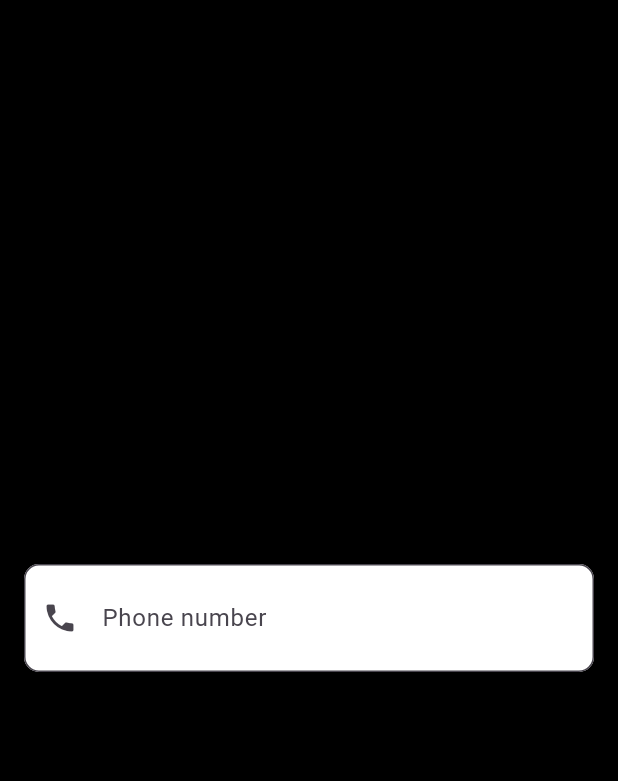
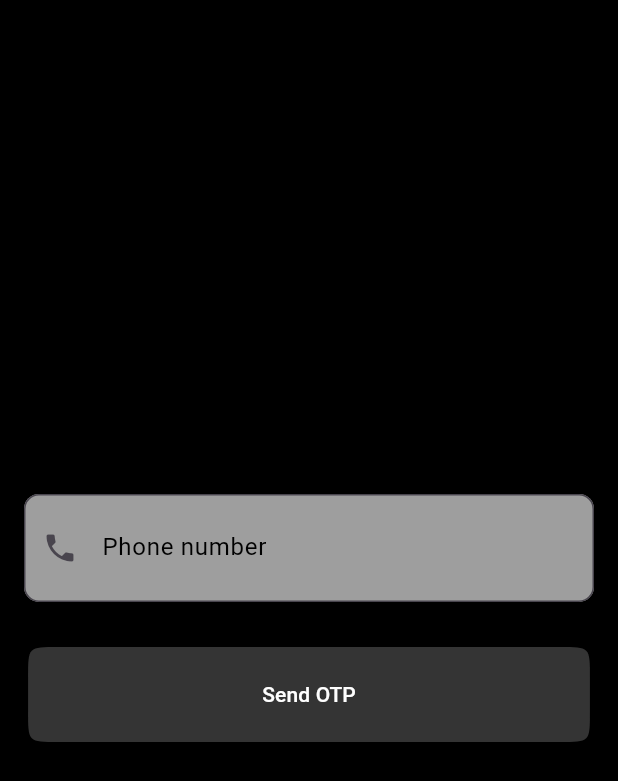
Before and after one commit to Sanjayvkp/add-user-app, a Flutter app: the screen it shows after launch, on a phone screen of 412 x 824 dp. Shown: the top 781 px of the screen. Run offline on Flutter 3.47's test engine with Material 3 defaults, Android fonts, the phone set to English and light mode, and no system bars; our stand-ins replace firebase_auth, firebase_core, flutter_riverpod; accounts and stored records are empty.

Commit message:
added:Button widget added

```diff
--- a/lib/features/authentication/presentation/pages/login_page.dart
+++ b/lib/features/authentication/presentation/pages/login_page.dart
@@ -1,4 +1,5 @@
 import 'package:flutter/material.dart';
+import 'package:user_app/features/authentication/presentation/widgets/login_button_widget.dart';
 import 'package:user_app/features/authentication/presentation/widgets/textfield_widget.dart';
 
 class LogInPage extends StatelessWidget {
@@ -14,10 +15,18 @@ class LogInPage extends StatelessWidget {
           mainAxisAlignment: MainAxisAlignment.center,
           children: [
             TextfieldWidget(
-                labeltext: 'Phone number',
-                icondata: Icon(Icons.phone),
-                controller: TextEditingController(),
-                keyboardtype: TextInputType.number),
+              hintText: 'Phone number',
+              icondata: const Icon(Icons.phone),
+              controller: TextEditingController(),
+              keyboardtype: TextInputType.number,
+            ),
+            const SizedBox(
+              height: 30,
+            ),
+            LoginButtonWidget(
+              btntxt: 'Send OTP',
+              onPressed: () {},
+            )
           ],
         ),
       ),
--- /dev/null
+++ b/lib/features/authentication/presentation/widgets/login_button_widget.dart
@@ -0,0 +1,25 @@
+import 'package:flutter/material.dart';
+import 'package:flutter_riverpod/flutter_riverpod.dart';
+
+class LoginButtonWidget extends ConsumerWidget {
+  final String btntxt;
+  final void Function()? onPressed;
+  const LoginButtonWidget(
+      {super.key, required this.btntxt, required this.onPressed});
+
+  @override
+  Widget build(BuildContext context, WidgetRef ref) {
+    return ElevatedButton(
+        style: ElevatedButton.styleFrom(
+            backgroundColor: const Color.fromARGB(255, 52, 52, 52),
+            minimumSize: Size(MediaQuery.sizeOf(context).width / 1.1,
+                MediaQuery.sizeOf(context).height / 13),
+            shape: ContinuousRectangleBorder(
+                borderRadius: BorderRadius.circular(20))),
+        onPressed: onPressed,
+        child: Text(
+          btntxt,
+          style: const TextStyle(color: Colors.white, fontSize: 14),
+        ));
+  }
+}
--- a/lib/features/authentication/presentation/widgets/textfield_widget.dart
+++ b/lib/features/authentication/presentation/widgets/textfield_widget.dart
@@ -2,13 +2,13 @@ import 'package:flutter/material.dart';
 import 'package:flutter_riverpod/flutter_riverpod.dart';
 
 class TextfieldWidget extends ConsumerWidget {
-  final String labeltext;
+  final String hintText;
   final Icon icondata;
   final TextEditingController controller;
   final TextInputType keyboardtype;
   const TextfieldWidget(
       {super.key,
-      required this.labeltext,
+      required this.hintText,
       required this.icondata,
       required this.controller,
       required this.keyboardtype});
@@ -22,12 +22,12 @@ class TextfieldWidget extends ConsumerWidget {
         controller: controller,
         cursorColor: Colors.black,
         decoration: InputDecoration(
-            contentPadding:
-                const EdgeInsets.symmetric(vertical: 24, horizontal: 32),
-            hintText: labeltext,
+            contentPadding: const EdgeInsets.symmetric(vertical: 24),
+            hintText: hintText,
             prefixIcon: icondata,
-            labelStyle: const TextStyle(color: Colors.black),
-            fillColor: Colors.white,
+            iconColor: Colors.black,
+            hintStyle: const TextStyle(color: Colors.black),
+            fillColor: Colors.grey,
             filled: true,
             border: OutlineInputBorder(
                 borderSide: const BorderSide(color: Colors.black),
```
